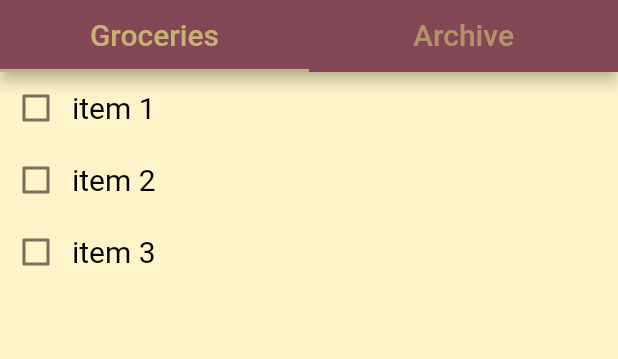
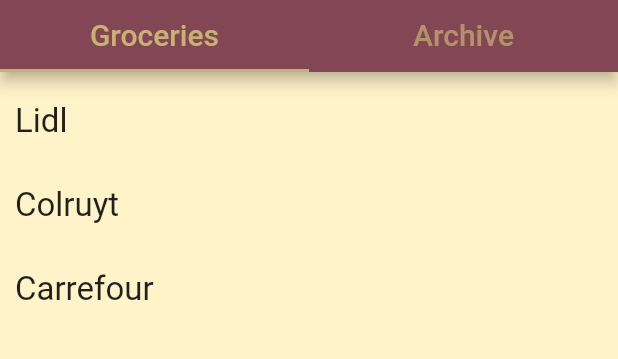
Before and after one commit to emre-yunus/ToBuy, a Flutter app: the screen it shows after launch, on a phone screen of 412 x 824 dp, the part 84-443 px from its top. Run offline on Flutter 3.47's test engine with Material 2 defaults, Android fonts, the phone set to English and light mode, and no system bars.

Commit message:
Added stores with their own product lists.

```diff
--- a/lib/groceries_archive.dart
+++ b/lib/groceries_archive.dart
@@ -1,7 +1,18 @@
 import 'package:flutter/material.dart';
+import 'stores_list/groceries_list_store.dart';
 
 class GroceriesArchive extends StatelessWidget {
   Widget build(BuildContext context) {
-    return Container(color: const Color(0xFCFFF3C8));
+    //return Container(color: const Color(0xFCFFF3C8));
+    List<String> storesList = ["Lidl", "Colruyt", "Carrefour"];
+
+    return Container(
+      color: const Color(0xFCFFF3C8),
+      child: Column(
+          children: [
+            for (var i in storesList) GroceriesListStore(storeName: i),
+          ],
+      ),
+    );
   }
 }
--- a/lib/groceries_list.dart
+++ b/lib/groceries_list.dart
@@ -1,5 +1,5 @@
 import 'package:flutter/material.dart';
-import 'groceries_list_item.dart';
+import 'stores_list/groceries_list_store.dart';
 
 class GroceriesList extends StatefulWidget {
   @override
@@ -7,15 +7,16 @@
 }
 
 class _GroceriesListState extends State<GroceriesList> {
+  List<String> storesList = ["Lidl", "Colruyt", "Carrefour"];
+  List<String> items = ["item 1", "item 2", "item 3", "item 4"];
+
   @override
   Widget build(BuildContext context) {
     return Container(
       color: const Color(0xFCFFF3C8),
       child: ListView(
-        children: const <Widget>[
-          GroceriesListItem(itemName: "item 1"),
-          GroceriesListItem(itemName: "item 2"),
-          GroceriesListItem(itemName: "item 3"),
+        children: <Widget>[
+          for (var i in storesList) GroceriesListStore(storeName: i),
         ],
       ),
     );
--- a/lib/groceries_list_item.dart
+++ b/lib/stores_list/groceries_list_product.dart
@@ -1,15 +1,15 @@
 import 'package:flutter/material.dart';
 
-class GroceriesListItem extends StatefulWidget {
-  final String itemName;
+class GroceriesListProduct extends StatefulWidget {
+  final String productName;
 
-  const GroceriesListItem ({ required this.itemName });
+  const GroceriesListProduct ({ required this.productName });
 
   @override
-  State<GroceriesListItem> createState() => _GroceriesListItemState();
+  State<GroceriesListProduct> createState() => _GroceriesListProductState();
 }
 
-class _GroceriesListItemState extends State<GroceriesListItem> {
+class _GroceriesListProductState extends State<GroceriesListProduct> {
   bool isChecked = false;
   Color itemColor = Colors.black;
   TextDecoration itemDecoration = TextDecoration.none;
@@ -38,7 +38,7 @@
         activeColor: Colors.grey,
       ),
       Text(
-        widget.itemName,
+        widget.productName,
         style: TextStyle(
           color: itemColor,
           decoration: itemDecoration,
--- /dev/null
+++ b/lib/stores_list/groceries_list_store.dart
@@ -0,0 +1,65 @@
+import 'package:flutter/material.dart';
+import 'groceries_list_product.dart';
+
+class GroceriesListStore extends StatefulWidget {
+  final String storeName;
+
+  const GroceriesListStore({required this.storeName});
+
+  @override
+  State<GroceriesListStore> createState() => _GroceriesListStoreState();
+}
+
+class _GroceriesListStoreState extends State<GroceriesListStore> {
+  bool _showData = false;
+  List<String> products = ["water", "bread"];
+
+  @override
+  Widget build(BuildContext context) {
+    return Column(
+        mainAxisSize: MainAxisSize.min,
+        crossAxisAlignment: CrossAxisAlignment.start,
+        children: [
+          SizedBox(height: 10.0),
+          // list card containing country name
+          GestureDetector(
+              onTap: () {
+                setState(() => _showData = !_showData);
+              },
+              child: Container(
+                  //width: MediaQuery.of(context).size.width,
+                  //decoration: BoxDecoration(
+                  //    color: const Color(0xFCFFF3C8),
+                  //    boxShadow: [
+                  //      BoxShadow(color: Colors.grey, offset: Offset(0.0, 3.0))
+                  //    ]),
+                  child: Padding(
+                      padding: EdgeInsets.all(10.0),
+                      child: Row(
+                          mainAxisAlignment: MainAxisAlignment.start,
+                          children: [
+                            // add your other icon here
+                            Text(
+                              widget.storeName,
+                              style: TextStyle(
+                                fontSize: 22,
+                              ),
+                            )
+                          ])))),
+
+          // this is the company card which is toggling based upon the bool
+          _showData
+              ? Column(
+                  crossAxisAlignment: CrossAxisAlignment.start,
+                  children: <Widget>[
+                    for (var i in products)
+                      Padding(
+                        padding: const EdgeInsets.fromLTRB(20.0, 0.0, 0.0, 0.0),
+                        child: GroceriesListProduct(productName: i),
+                      )
+                  ],
+                )
+              : SizedBox() // else blank
+        ]);
+  }
+}
```
